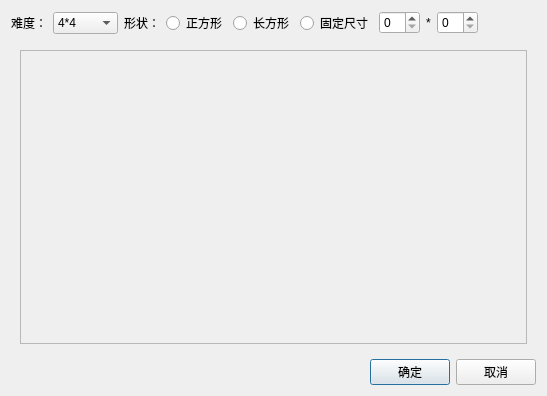
catcheroftime/CropPicture, file CropPicture/cutimage.ui: the form before one commit.
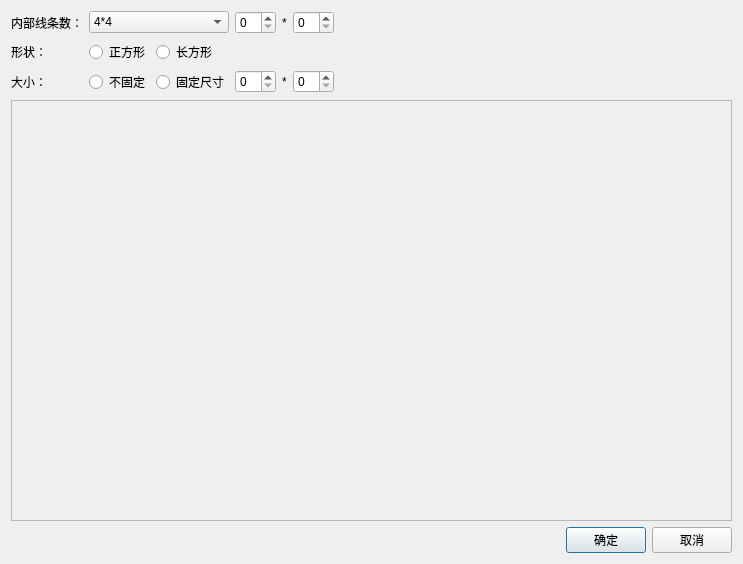
The form after the commit. Custom widgets are drawn as their Qt base class.

Commit message: 更新界面

Patch:
```diff
--- a/CropPicture/cutimage.ui
+++ b/CropPicture/cutimage.ui
@@ -6,26 +6,108 @@
    <rect>
     <x>0</x>
     <y>0</y>
-    <width>547</width>
-    <height>396</height>
+    <width>743</width>
+    <height>564</height>
    </rect>
   </property>
   <property name="windowTitle">
    <string>Dialog</string>
   </property>
-  <layout class="QVBoxLayout" name="verticalLayout" stretch="0,1,0">
+  <layout class="QVBoxLayout" name="verticalLayout">
    <item>
-    <layout class="QHBoxLayout" name="horizontalLayout_4" stretch="0,0,0,0,0,0,1">
-     <item>
+    <layout class="QGridLayout" name="gridLayout_2">
+     <item row="0" column="3">
       <layout class="QHBoxLayout" name="horizontalLayout">
        <item>
+        <widget class="QSpinBox" name="spinBox_3"/>
+       </item>
+       <item>
+        <widget class="QLabel" name="label_3">
+         <property name="text">
+          <string>*</string>
+         </property>
+        </widget>
+       </item>
+       <item>
+        <widget class="QSpinBox" name="spinBox_4"/>
+       </item>
+      </layout>
+     </item>
+     <item row="2" column="2">
+      <widget class="QRadioButton" name="rb_fixszie">
+       <property name="text">
+        <string>固定尺寸</string>
+       </property>
+       <attribute name="buttonGroup">
+        <string notr="true">bg_fixed</string>
+       </attribute>
+      </widget>
+     </item>
+     <item row="2" column="3">
+      <layout class="QHBoxLayout" name="horizontalLayout_5">
+       <item>
+        <widget class="QSpinBox" name="spinBox"/>
+       </item>
+       <item>
+        <widget class="QLabel" name="label">
+         <property name="text">
+          <string>*</string>
+         </property>
+        </widget>
+       </item>
+       <item>
+        <widget class="QSpinBox" name="spinBox_2"/>
+       </item>
+      </layout>
+     </item>
+     <item row="2" column="5">
+      <spacer name="horizontalSpacer_5">
+       <property name="orientation">
+        <enum>Qt::Horizontal</enum>
+       </property>
+       <property name="sizeHint" stdset="0">
+        <size>
+         <width>40</width>
+         <height>20</height>
+        </size>
+       </property>
+      </spacer>
+     </item>
+     <item row="0" column="0">
         <widget class="QLabel" name="label_difficulty">
          <property name="text">
-          <string>难度：</string>
+        <string>内部线条数：</string>
          </property>
         </widget>
        </item>
-       <item>
+     <item row="1" column="0">
+      <widget class="QLabel" name="label_shape">
+       <property name="text">
+        <string>形状：</string>
+       </property>
+      </widget>
+     </item>
+     <item row="1" column="2">
+      <widget class="QRadioButton" name="rb_rectangle">
+       <property name="text">
+        <string>长方形</string>
+       </property>
+       <attribute name="buttonGroup">
+        <string notr="true">bg_shape</string>
+       </attribute>
+      </widget>
+     </item>
+     <item row="1" column="1">
+      <widget class="QRadioButton" name="rb_square">
+       <property name="text">
+        <string>正方形</string>
+       </property>
+       <attribute name="buttonGroup">
+        <string notr="true">bg_shape</string>
+       </attribute>
+      </widget>
+     </item>
+     <item row="0" column="1" colspan="2">
         <widget class="QComboBox" name="cb_difficulty">
          <item>
           <property name="text">
@@ -49,81 +131,25 @@
          </item>
         </widget>
        </item>
-      </layout>
-     </item>
-     <item>
-      <layout class="QHBoxLayout" name="horizontalLayout_2">
-       <item>
-        <widget class="QLabel" name="label_shape">
+     <item row="2" column="1">
+      <widget class="QRadioButton" name="rb_nofix">
          <property name="text">
-          <string>形状：</string>
-         </property>
-        </widget>
-       </item>
-       <item>
-        <widget class="QRadioButton" name="rb_square">
-         <property name="text">
-          <string>正方形</string>
-         </property>
+        <string>不固定</string>
+       </property>
          <attribute name="buttonGroup">
           <string notr="true">bg_shape</string>
          </attribute>
         </widget>
        </item>
-       <item>
-        <widget class="QRadioButton" name="rb_rectangle">
+     <item row="2" column="0">
+      <widget class="QLabel" name="label_2">
          <property name="text">
-          <string>长方形</string>
-         </property>
-         <attribute name="buttonGroup">
-          <string notr="true">bg_shape</string>
-         </attribute>
+        <string>大小：</string>
+       </property>
         </widget>
        </item>
       </layout>
      </item>
-     <item>
-      <layout class="QHBoxLayout" name="horizontalLayout_5">
-       <item>
-        <widget class="QRadioButton" name="radioButton">
-         <property name="text">
-          <string>固定尺寸</string>
-         </property>
-        </widget>
-       </item>
-      </layout>
-     </item>
-     <item>
-      <widget class="QSpinBox" name="spinBox"/>
-     </item>
-     <item>
-      <widget class="QLabel" name="label">
-       <property name="text">
-        <string>*</string>
-       </property>
-      </widget>
-     </item>
-     <item>
-      <widget class="QSpinBox" name="spinBox_2"/>
-     </item>
-     <item>
-      <spacer name="horizontalSpacer_2">
-       <property name="orientation">
-        <enum>Qt::Horizontal</enum>
-       </property>
-       <property name="sizeHint" stdset="0">
-        <size>
-         <width>40</width>
-         <height>20</height>
-        </size>
-       </property>
-      </spacer>
-     </item>
-    </layout>
-   </item>
-   <item>
-    <widget class="QWidget" name="widget_cutting" native="true">
-     <layout class="QVBoxLayout" name="verticalLayout_2">
       <item>
        <widget class="QScrollArea" name="scrollArea">
         <property name="widgetResizable">
@@ -134,8 +160,8 @@
           <rect>
            <x>0</x>
            <y>0</y>
-           <width>509</width>
-           <height>297</height>
+        <width>723</width>
+        <height>433</height>
           </rect>
          </property>
          <layout class="QGridLayout" name="gridLayout" rowstretch="1,0,1" columnstretch="1,0,1" rowminimumheight="0,0,0">
@@ -217,9 +243,6 @@
         </widget>
        </widget>
       </item>
-     </layout>
-    </widget>
-   </item>
    <item>
     <layout class="QHBoxLayout" name="horizontalLayout_3" stretch="1,0,0">
      <item>
```
Left out of the diff: 3 changed lines with no effect on the pictures. Lines whose indentation alone changed are shown as unchanged. The commit also changes 3 other files.
